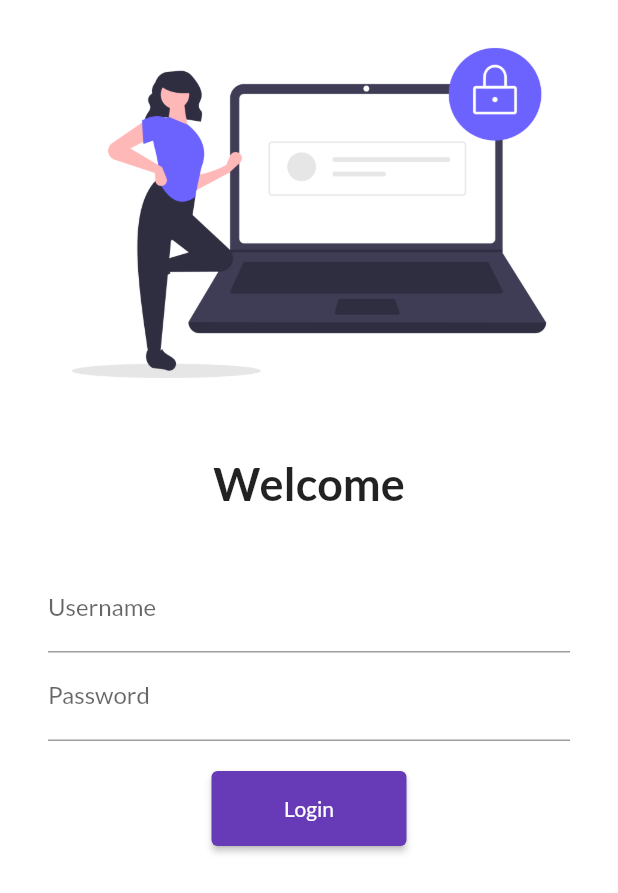
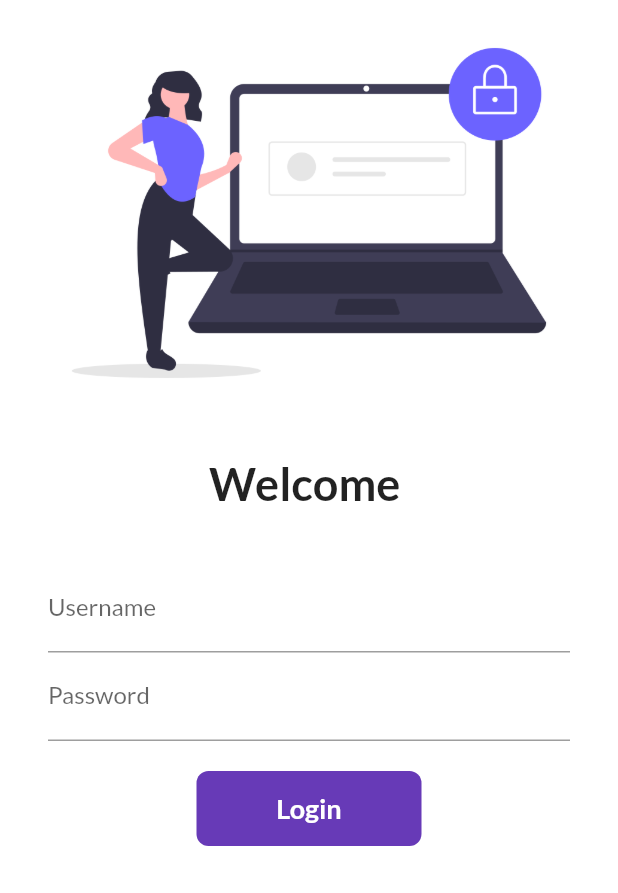
Before and after one commit to ParsalSilwal/30daysflutter, a Flutter app: the screen it shows after launch, on a phone screen of 412 x 824 dp. Shown: the top 893 px of the screen. Run offline on Flutter 3.47's test engine with Material 2 defaults, Android fonts, the light colour scheme and no system bars; our stand-ins replace google_fonts.

Commit message:
day6 completed

```diff
--- a/lib/pages/loginpage.dart
+++ b/lib/pages/loginpage.dart
@@ -3,8 +3,16 @@
 
 import '../utils/routes.dart';
 
-class LoginPage extends StatelessWidget {
+class LoginPage extends StatefulWidget {
   const LoginPage({super.key});
+
+  @override
+  State<LoginPage> createState() => _LoginPageState();
+}
+
+class _LoginPageState extends State<LoginPage> {
+  String name = "";
+  bool changeButton = false;
 
   @override
   Widget build(BuildContext context) {
@@ -21,7 +29,7 @@
                 height: 20.0,
               ),
               Text(
-                "Welcome",
+                "Welcome $name",
                 style: TextStyle(
                   fontSize: 30.0,
                   fontWeight: FontWeight.bold,
@@ -40,6 +48,10 @@
                         hintText: "Enter Username",
                         labelText: "Username",
                       ),
+                      onChanged: (value) {
+                        name = value;
+                        setState(() {});
+                      },
                     ),
                     TextFormField(
                       obscureText: true,
@@ -51,14 +63,49 @@
                     SizedBox(
                       height: 20.0,
                     ),
-                    ElevatedButton(
-                      child: Text("Login"),
-                      style: TextButton.styleFrom(
-                        minimumSize: Size(130, 50),
-                      ),
-                      onPressed: () {
+                    // ElevatedButton(
+                    //   child: Text("Login"),
+                    //   style: TextButton.styleFrom(
+                    //     minimumSize: Size(130, 50),
+                    //   ),
+                    //   onPressed: () {
+                    //     Navigator.pushNamed(context, MyRoutes.homeRoute);
+                    //   },
+                    // ),
+                    InkWell(
+                      onTap: () async {
+                        setState(() {
+                          changeButton = true;
+                        });
+                        await Future.delayed(Duration(seconds: 1));
                         Navigator.pushNamed(context, MyRoutes.homeRoute);
                       },
+                      child: AnimatedContainer(
+                        duration: Duration(seconds: 1),
+                        width: changeButton ? 50 : 150,
+                        height: 50,
+                        // color: Colors.deepPurple,
+                        alignment: Alignment.center,
+                        child: changeButton
+                            ? Icon(
+                                Icons.done,
+                                color: Colors.white,
+                              )
+                            : Text("Login",
+                                style: TextStyle(
+                                  color: Colors.white,
+                                  fontWeight: FontWeight.bold,
+                                  fontSize: 18,
+                                )),
+                        decoration: BoxDecoration(
+                          borderRadius:
+                              BorderRadius.circular(changeButton ? 50 : 8),
+                          // shape: changeButton
+                          //     ? BoxShape.circle
+                          //     : BoxShape.rectangle,
+                          color: Colors.deepPurple,
+                        ),
+                      ),
                     ),
                   ],
                 ),
```
Also changed, not shown: 1 other file.
